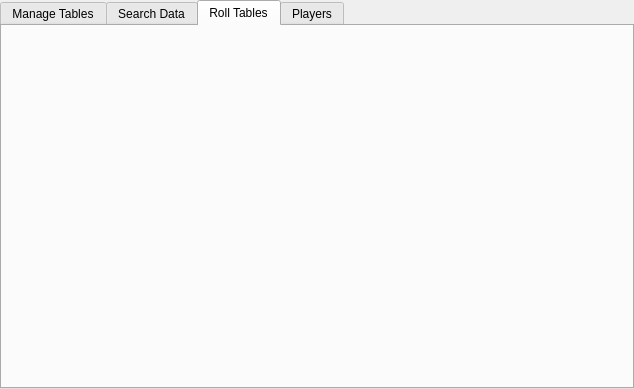
Qt form Betelgeuse/Betelgeuse/dmwindow.ui (Ipiano/Project-Orion) before a commit.
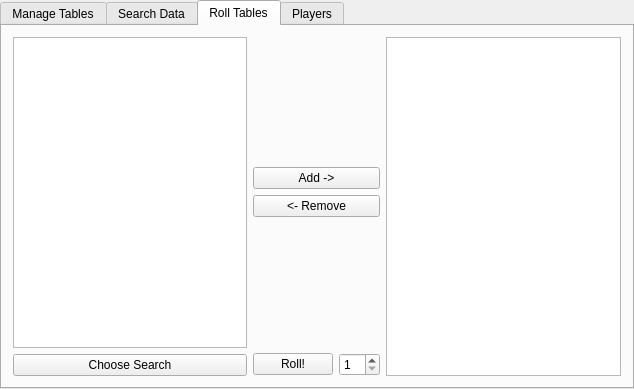
The same form after that commit. The open tabs and pages were chosen to show the change.

Commit message: Roll tables! Also basic searches

Diff of the .ui file:
```diff
--- a/Betelgeuse/Betelgeuse/dmwindow.ui
+++ b/Betelgeuse/Betelgeuse/dmwindow.ui
@@ -148,6 +148,120 @@
        <attribute name="title">
         <string>Roll Tables</string>
        </attribute>
+       <layout class="QHBoxLayout" name="horizontalLayout">
+        <item>
+         <layout class="QVBoxLayout" name="verticalLayout_3">
+          <item>
+           <widget class="QTableView" name="table_rollSearch">
+            <property name="sizePolicy">
+             <sizepolicy hsizetype="Expanding" vsizetype="Expanding">
+              <horstretch>0</horstretch>
+              <verstretch>0</verstretch>
+             </sizepolicy>
+            </property>
+            <property name="selectionBehavior">
+             <enum>QAbstractItemView::SelectRows</enum>
+            </property>
+           </widget>
+          </item>
+          <item>
+           <widget class="QPushButton" name="button_rollSearch">
+            <property name="text">
+             <string>Choose Search</string>
+            </property>
+           </widget>
+          </item>
+         </layout>
+        </item>
+        <item>
+         <layout class="QVBoxLayout" name="verticalLayout_5">
+          <item>
+           <layout class="QHBoxLayout" name="layout_combo">
+            <property name="sizeConstraint">
+             <enum>QLayout::SetDefaultConstraint</enum>
+            </property>
+           </layout>
+          </item>
+          <item>
+           <spacer name="verticalSpacer">
+            <property name="orientation">
+             <enum>Qt::Vertical</enum>
+            </property>
+            <property name="sizeHint" stdset="0">
+             <size>
+              <width>20</width>
+              <height>40</height>
+             </size>
+            </property>
+           </spacer>
+          </item>
+          <item>
+           <widget class="QPushButton" name="button_addToRollTable">
+            <property name="text">
+             <string>Add -&gt;</string>
+            </property>
+           </widget>
+          </item>
+          <item>
+           <widget class="QPushButton" name="button_removeFromRollTable">
+            <property name="text">
+             <string>&lt;- Remove</string>
+            </property>
+           </widget>
+          </item>
+          <item>
+           <spacer name="verticalSpacer_2">
+            <property name="orientation">
+             <enum>Qt::Vertical</enum>
+            </property>
+            <property name="sizeHint" stdset="0">
+             <size>
+              <width>20</width>
+              <height>40</height>
+             </size>
+            </property>
+           </spacer>
+          </item>
+          <item>
+           <layout class="QHBoxLayout" name="horizontalLayout_3">
+            <item>
+             <widget class="QPushButton" name="button_rollRollTable">
+              <property name="text">
+               <string>Roll!</string>
+              </property>
+             </widget>
+            </item>
+            <item>
+             <widget class="QSpinBox" name="count_rollRollTable">
+              <property name="minimum">
+               <number>1</number>
+              </property>
+             </widget>
+            </item>
+           </layout>
+          </item>
+         </layout>
+        </item>
+        <item>
+         <widget class="QTableView" name="table_rollCurrent">
+          <property name="sizePolicy">
+           <sizepolicy hsizetype="Expanding" vsizetype="Expanding">
+            <horstretch>0</horstretch>
+            <verstretch>0</verstretch>
+           </sizepolicy>
+          </property>
+          <property name="selectionBehavior">
+           <enum>QAbstractItemView::SelectRows</enum>
+          </property>
+          <attribute name="horizontalHeaderCascadingSectionResizes">
+           <bool>false</bool>
+          </attribute>
+          <attribute name="horizontalHeaderStretchLastSection">
+           <bool>true</bool>
+          </attribute>
+         </widget>
+        </item>
+       </layout>
       </widget>
       <widget class="QWidget" name="tab_players">
        <attribute name="title">
```
Left out of the diff: 16 changed lines with no effect on the pictures. The commit also changes 19 other files.
